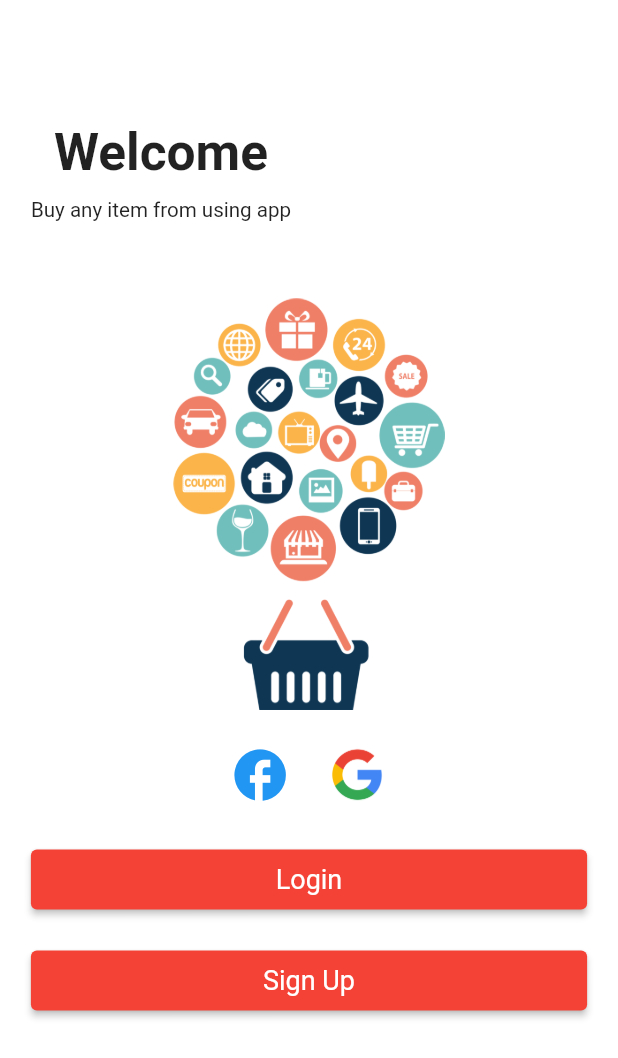
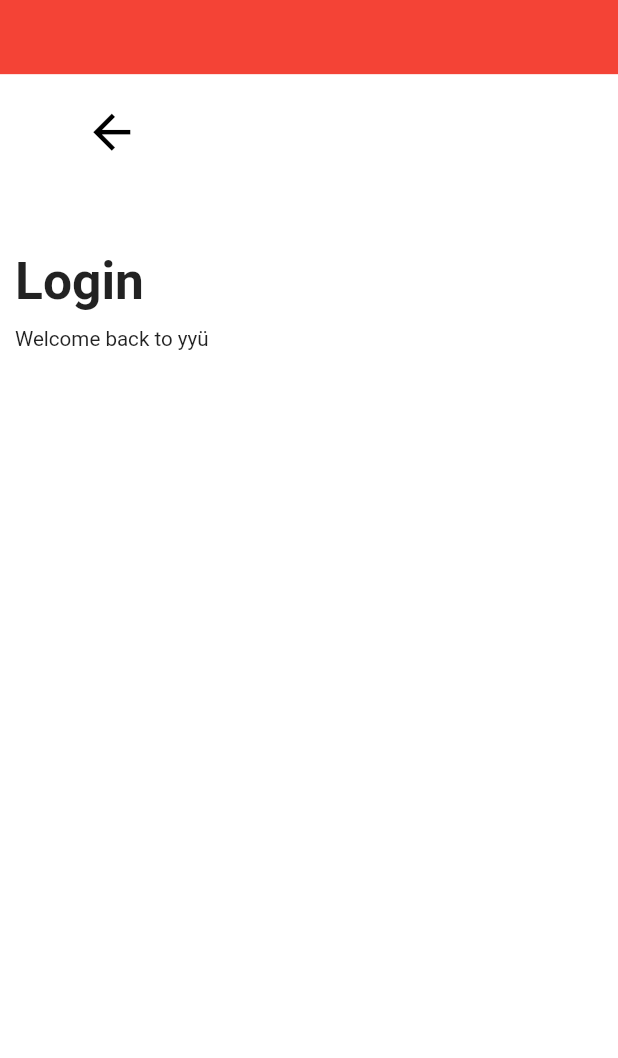
Before and after one commit to mmkocak/eccomerce_app, a Flutter app: the screen it shows after launch, after a tap on "Login", on a phone screen of 412 x 824 dp. Shown: the top 1058 px of the screen. Run offline on Flutter 3.47's test engine with Material 2 defaults, Android fonts, the light colour scheme and no system bars.

Commit message:
bir önceki commiteki hatalar düzeltildi ve proje geliştirildi

```diff
--- /dev/null
+++ b/lib/constants/routes.dart
@@ -0,0 +1,16 @@
+import 'package:flutter/material.dart';
+
+class Routes {
+  static Routes instance = Routes();
+  Future<dynamic> pushandRemoveUntil(Widget widget, BuildContext context) {
+    return Navigator.of(context).pushAndRemoveUntil(
+        MaterialPageRoute(builder: (ctx) => widget), (route) => false);
+  }
+
+  Future<dynamic> push(
+      {required Widget widget, required BuildContext context}) {
+    return Navigator.of(context).push(
+      MaterialPageRoute(builder: (ctx) => widget),
+    );
+  }
+}
--- /dev/null
+++ b/lib/models/arrow_back_button.dart
@@ -0,0 +1,20 @@
+import 'package:flutter/material.dart';
+
+class ArrowBackButton extends StatelessWidget {
+  const ArrowBackButton({
+    super.key,
+  });
+
+  @override
+  Widget build(BuildContext context) {
+    return IconButton(
+      padding: const EdgeInsets.only(top: 20),
+      onPressed: () {
+        Navigator.of(context).pop();
+      },
+      icon: const Icon(Icons.arrow_back),
+      color: Colors.black,
+      iconSize: MediaQuery.of(context).size.width * 0.09,
+    );
+  }
+}
--- /dev/null
+++ b/lib/screens/auth_ui/login/login.dart
@@ -0,0 +1,36 @@
+import 'package:eccomerce_app/models/arrow_back_button.dart';
+import 'package:eccomerce_app/widgets/top_titles/top_titles.dart';
+import 'package:flutter/material.dart';
+
+class Login extends StatelessWidget {
+  const Login({super.key});
+
+  @override
+  Widget build(BuildContext context) {
+    return Scaffold(
+      appBar: AppBar(
+        automaticallyImplyLeading: false,
+        //Appbar
+        toolbarHeight: MediaQuery.of(context).size.height * 0.06,
+        //backgroundColor: Colors.transparent,
+        backgroundColor: Colors.red,
+        elevation: 0,
+      ),
+      body: const Padding(
+        padding: EdgeInsets.only(
+          left: 10.0,
+          right: 10.0,
+          top: 0.0,
+        ),
+        child: Column(children: [
+          ArrowBackButton(),
+          TopTitles(
+            title: "Login",
+            subtitle: "Welcome back to yyü",
+          ),
+          //TextField(),
+        ]),
+      ),
+    );
+  }
+}
--- a/lib/screens/auth_ui/welcome/welcome.dart
+++ b/lib/screens/auth_ui/welcome/welcome.dart
@@ -1,4 +1,6 @@
 import 'package:eccomerce_app/constants/asset_images.dart';
+import 'package:eccomerce_app/constants/routes.dart';
+import 'package:eccomerce_app/screens/auth_ui/login/login.dart';
 import 'package:eccomerce_app/widgets/primary_button/primary_button.dart';
 import 'package:eccomerce_app/widgets/top_titles/top_titles.dart';
 import 'package:flutter/cupertino.dart';
@@ -17,7 +19,8 @@
         child: Column(
           crossAxisAlignment: CrossAxisAlignment.start,
           children: [
-            const TopTitles(),
+            const TopTitles(
+                subtitle: 'buy any item from using app', title: 'Welcome'),
             SizedBox(
               height: screenHeight / 16,
             ),
@@ -65,7 +68,9 @@
             ),
             PrimaryButton(
               title: "Login",
-              onPress: () {},
+              onPress: () {
+                Routes.instance.push(widget: const Login(), context: context);
+              },
             ),
             SizedBox(
               height: screenHeight / 30,
--- a/lib/widgets/top_titles/top_titles.dart
+++ b/lib/widgets/top_titles/top_titles.dart
@@ -1,19 +1,21 @@
 import 'package:flutter/material.dart';
 
 class TopTitles extends StatelessWidget {
-  const TopTitles({super.key});
+  final String title, subtitle;
+  const TopTitles({super.key, required this.title, required this.subtitle});
 
   @override
   Widget build(BuildContext context) {
     double screenWidth = MediaQuery.of(context).size.width;
     double screenHeight = MediaQuery.of(context).size.height;
     return Column(
+      crossAxisAlignment: CrossAxisAlignment.start,
       children: [
         SizedBox(
           height: kToolbarHeight + screenWidth / 90,
         ),
         Text(
-          "Welcome",
+          title,
           style: TextStyle(
             fontSize: screenWidth / 12,
             fontWeight: FontWeight.bold,
@@ -23,7 +25,7 @@
           height: screenHeight / 80,
         ),
         Text(
-          "Buy any item from using app",
+          subtitle,
           style: TextStyle(fontSize: screenWidth / 30),
         ),
       ],
```
